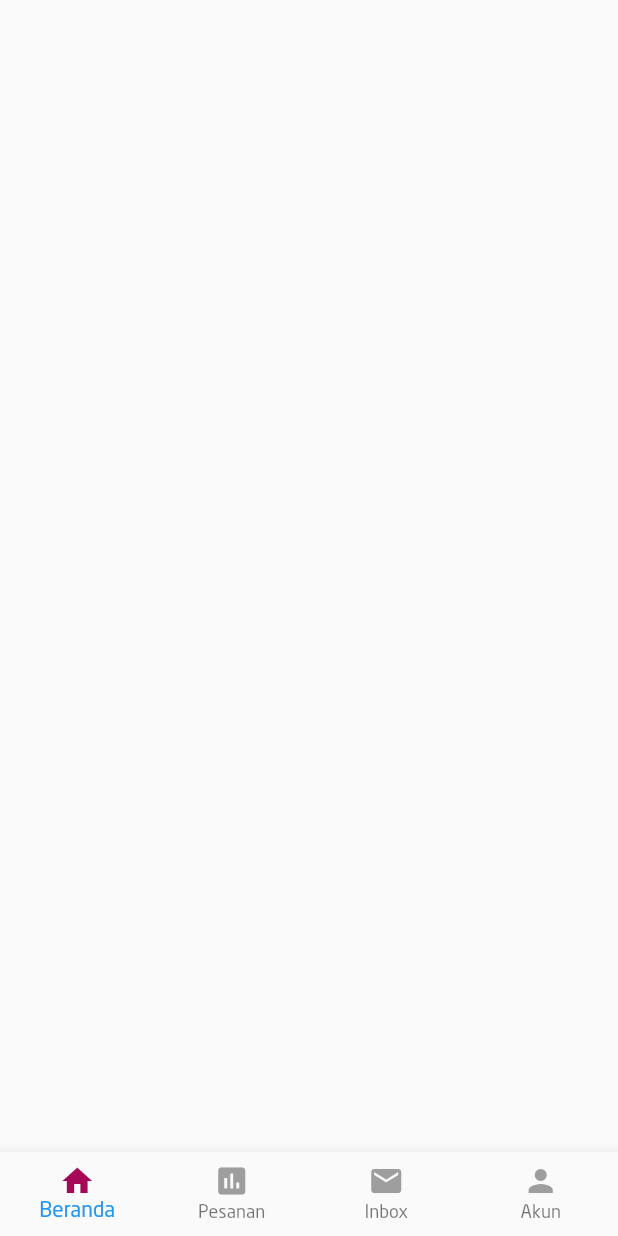
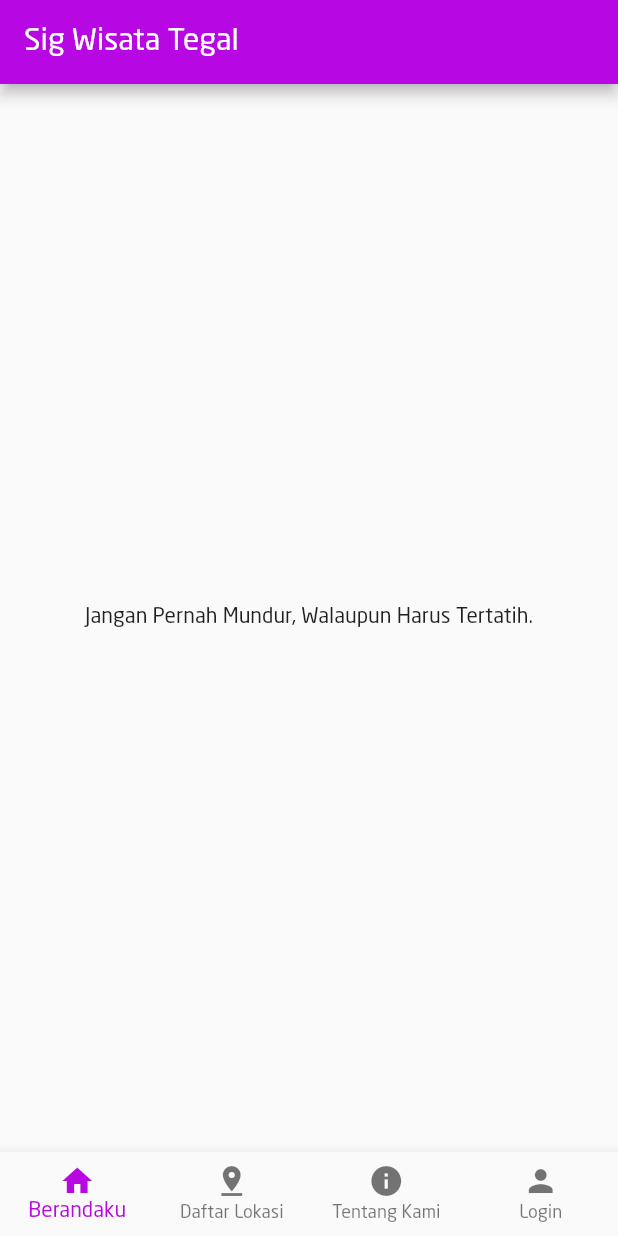
Before and after one commit to samsulamin/sig_mobile, a Flutter app: the screen it shows after launch, on a phone screen of 412 x 824 dp. Run offline on Flutter 3.47's test engine with Material 2 defaults, Android fonts, the phone set to English and light mode, and no system bars.

Commit message:
sig wisata kabupaten/kota tegal

```diff
--- /dev/null
+++ b/sig/lib/beranda/halaman_beranda.dart
@@ -0,0 +1,30 @@
+import 'package:flutter/material.dart';
+
+void main(){
+  runApp(
+    new MaterialApp(
+      title: "Halaman beranda",
+      home: new Halamanberanda(),
+    )
+  );
+}
+
+
+class Halamanberanda extends StatelessWidget {
+  @override
+  Widget build(BuildContext context) {
+    return new SafeArea(
+      child: Scaffold(
+        appBar: AppBar(
+          title: new Text("Sig Wisata Tegal"),
+        ),
+        body: new Container(
+          padding: EdgeInsets.all(20.0),
+          child: new Center(
+            child: new Text("Jangan Pernah Mundur, Walaupun Harus Tertatih."),
+          )
+        )
+      )
+    );
+  }
+}
--- a/sig/lib/constant.dart
+++ b/sig/lib/constant.dart
@@ -1,7 +1,7 @@
 import 'package:flutter/material.dart';
 
 class GojekPallete{
-  static Color green        = Color.fromARGB(255, 166, 8, 87);
+  static Color green        = Color.fromARGB(255, 183, 7, 227);
   static Color grey         = Color.fromARGB(255, 242, 242, 242);
   static Color grey200      = Color.fromARGB(200, 242, 242, 242);
   static Color menuRide     = Color(0xffe99e1e);
--- a/sig/lib/landing/landingpage_view.dart
+++ b/sig/lib/landing/landingpage_view.dart
@@ -1,84 +1,66 @@
 import 'package:flutter/material.dart';
+import 'package:sig/beranda/halaman_beranda.dart';
+import 'package:sig/beranda/halaman_login.dart';
+import 'package:sig/beranda/halaman_wisata.dart';
+import 'package:sig/beranda/halaman_tentang.dart';
 import 'package:sig/constant.dart';
-import 'package:sig/beranda/beranda_view.dart';
 
-class LandingPage extends StatefulWidget {
-  @override
-  _LandingPageState createState() => new _LandingPageState();
+void main() {
+  runApp(new MaterialApp(
+    title: "My Apps",
+    home: new Halamannav(),
+  ));
 }
 
-class _LandingPageState extends State<LandingPage> {
-  int _bottomNavCurrentIndex = 0;
-  List<Widget> _container = [
-    new BerandaPage(),
+class Halamannav extends StatefulWidget {
+  @override
+  _HalamannavState createState() => _HalamannavState();
+}
+
+class _HalamannavState extends State {
+  int _selectedIndex = 0;
+
+  final _widgetOptions = [
+    Halamanberanda(),
+    Halamanwisata(),
+    Halamantentang(),
+    LoginPage(),
   ];
 
   @override
-  Widget build(BuildContext context){
-    return new Scaffold(
-      body: _container[_bottomNavCurrentIndex],
-      bottomNavigationBar: _buildBottomNavigation()
+  Widget build(BuildContext context) {
+    return Scaffold(
+      body: _widgetOptions.elementAt(_selectedIndex),
+      bottomNavigationBar: BottomNavigationBar(
+          items: [
+            BottomNavigationBarItem(
+              icon: Icon(Icons.home),
+              title: Text('Berandaku'),
+            ),
+            BottomNavigationBarItem(
+              icon: Icon(Icons.pin_drop),
+              title: Text('Daftar Lokasi'),
+            ),
+            BottomNavigationBarItem(
+              icon: Icon(Icons.info),
+              title: Text('Tentang Kami'),
+            ),
+            BottomNavigationBarItem(
+              icon: Icon(Icons.person),
+              title: Text('Login'),
+            ),
+          ],
+          type: BottomNavigationBarType.fixed,
+          currentIndex: _selectedIndex,
+          fixedColor: GojekPallete.green,
+          onTap: _onItemTapped,
+        ),
     );
   }
 
-  Widget _buildBottomNavigation(){
-    return new BottomNavigationBar(
-      type: BottomNavigationBarType.fixed,
-      onTap: (index){
-        setState(() {
-          _bottomNavCurrentIndex = index;
-        });
-      },
-      currentIndex: _bottomNavCurrentIndex,
-      items: [
-        BottomNavigationBarItem(
-          activeIcon: new Icon(
-            Icons.home,
-            color: GojekPallete.green,
-          ),
-          icon: new Icon(
-            Icons.home,
-            color: Colors.grey,
-          ),
-          title: new Text(
-            'Beranda',
-          ),
-        ),
-        BottomNavigationBarItem(
-          activeIcon: new Icon(
-            Icons.assessment,
-            color: GojekPallete.green,
-          ),
-          icon: new Icon(
-            Icons.assessment,
-            color: Colors.grey,
-          ),
-          title: new Text('Pesanan'),
-        ),
-        BottomNavigationBarItem(
-          activeIcon: new Icon(
-            Icons.mail,
-            color: GojekPallete.green,
-          ),
-          icon: new Icon(
-            Icons.mail,
-            color: Colors.grey,
-          ),
-          title: new Text('Inbox'),
-        ),
-        BottomNavigationBarItem(
-          activeIcon: new Icon(
-            Icons.person,
-            color: GojekPallete.green,
-          ),
-          icon: new Icon(
-            Icons.person,
-            color: Colors.grey,
-          ),
-          title: new Text('Akun'),
-        ),
-      ],
-    );
+  void _onItemTapped(int index) {
+    setState(() {
+      _selectedIndex = index;
+    });
   }
-
 }
--- a/sig/lib/launcher/launcher_view.dart
+++ b/sig/lib/launcher/launcher_view.dart
@@ -19,7 +19,7 @@ class _LauncherPageState extends State<LauncherPage> {
     var duration = const Duration(seconds: 2);
     return new Timer(duration, (){
       Navigator.of(context).pushReplacement(new MaterialPageRoute(builder: (_){
-        return new LandingPage();
+        return new Halamannav();
       }));
     });
   }
@@ -29,8 +29,8 @@ class _LauncherPageState extends State<LauncherPage> {
       body: new Center(
         child: new Image.asset(
           "assets/tourism.png",
-          height: 400.0,
-          width: 600.0,
+          height: 100.0,
+          width: 250.0,
         ),
       ),
     );
--- a/sig/pubspec.yaml
+++ b/sig/pubspec.yaml
@@ -19,15 +19,16 @@ environment:
 dependencies:
   flutter:
     sdk: flutter
-
   # The following adds the Cupertino Icons font to your application.
   # Use with the CupertinoIcons class for iOS style icons.
   cupertino_icons: ^0.1.2
+  #google_maps_flutter: ^0.5.11
+
+  #google_maps_flutter: ^0.5.21+8
 
 dev_dependencies:
   flutter_test:
     sdk: flutter
-
 
 # For information on the generic Dart part of this file, see the
 # following page: https://dart.dev/tools/pub/pubspec
```
Also changed, not shown: sig/lib/beranda/beranda_appbar.dart (added, +57 -0 lines), sig/lib/beranda/beranda_view.dart (+7 -1 lines), sig/lib/beranda/halaman_login.dart (added, +88 -0 lines), sig/lib/beranda/halaman_tentang.dart (added, +30 -0 lines), sig/lib/beranda/halaman_wisata.dart (added, +137 -0 lines), sig/lib/main.dart (+5 -91 lines), sig/lib/beranda/leaflet.dart (added), 1 other file.
